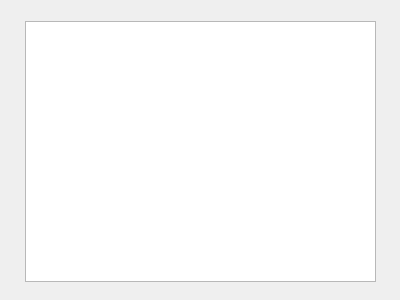
Qt form ui/patientdetails.ui (VojtaDC/FINAL_COVID_PROJECT) before a commit.
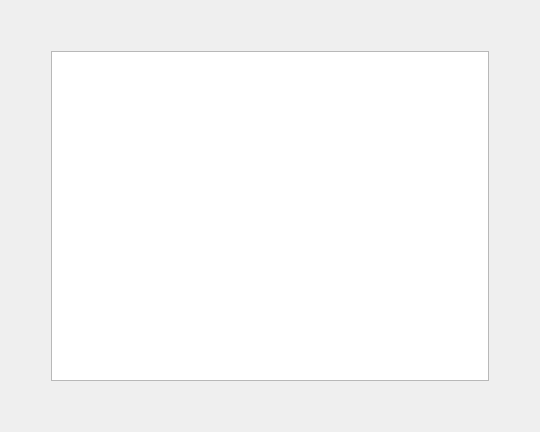
The same form after that commit.

What changed in the file:
```diff
--- a/ui/patientdetails.ui
+++ b/ui/patientdetails.ui
@@ -6,28 +6,94 @@
    <rect>
     <x>0</x>
     <y>0</y>
-    <width>400</width>
-    <height>300</height>
+    <width>540</width>
+    <height>432</height>
    </rect>
   </property>
+  <property name="minimumSize">
+   <size>
+    <width>300</width>
+    <height>400</height>
+   </size>
+  </property>
   <property name="windowTitle">
    <string>Patient details</string>
   </property>
-  <widget class="QTableView" name="patientdetailsView">
-   <property name="geometry">
-    <rect>
-     <x>25</x>
-     <y>21</y>
-     <width>351</width>
-     <height>261</height>
-    </rect>
-   </property>
-   <property name="font">
-    <font>
-     <family>Menlo</family>
-    </font>
-   </property>
-  </widget>
+  <layout class="QGridLayout" name="gridLayout">
+   <item row="2" column="1">
+    <spacer name="verticalSpacer">
+     <property name="orientation">
+      <enum>Qt::Vertical</enum>
+     </property>
+     <property name="sizeType">
+      <enum>QSizePolicy::Preferred</enum>
+     </property>
+     <property name="sizeHint" stdset="0">
+      <size>
+       <width>20</width>
+       <height>40</height>
+      </size>
+     </property>
+    </spacer>
+   </item>
+   <item row="0" column="1">
+    <spacer name="verticalSpacer_2">
+     <property name="orientation">
+      <enum>Qt::Vertical</enum>
+     </property>
+     <property name="sizeType">
+      <enum>QSizePolicy::Preferred</enum>
+     </property>
+     <property name="sizeHint" stdset="0">
+      <size>
+       <width>20</width>
+       <height>40</height>
+      </size>
+     </property>
+    </spacer>
+   </item>
+   <item row="1" column="0">
+    <spacer name="horizontalSpacer">
+     <property name="orientation">
+      <enum>Qt::Horizontal</enum>
+     </property>
+     <property name="sizeType">
+      <enum>QSizePolicy::Preferred</enum>
+     </property>
+     <property name="sizeHint" stdset="0">
+      <size>
+       <width>40</width>
+       <height>20</height>
+      </size>
+     </property>
+    </spacer>
+   </item>
+   <item row="1" column="1">
+    <widget class="QTableView" name="patientdetailsView">
+     <property name="font">
+      <font>
+       <family>Menlo</family>
+      </font>
+     </property>
+    </widget>
+   </item>
+   <item row="1" column="2">
+    <spacer name="horizontalSpacer_2">
+     <property name="orientation">
+      <enum>Qt::Horizontal</enum>
+     </property>
+     <property name="sizeType">
+      <enum>QSizePolicy::Preferred</enum>
+     </property>
+     <property name="sizeHint" stdset="0">
+      <size>
+       <width>40</width>
+       <height>20</height>
+      </size>
+     </property>
+    </spacer>
+   </item>
+  </layout>
  </widget>
  <resources/>
  <connections/>
```
